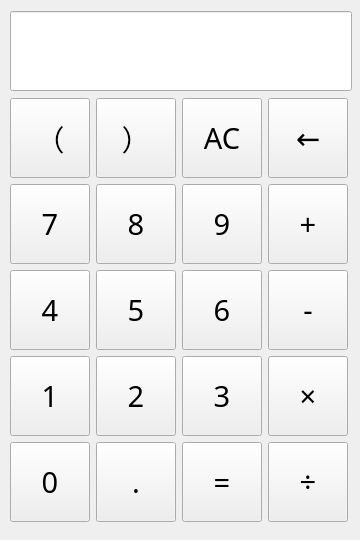
Old version of the form widget.ui in the repository songrong526/1.
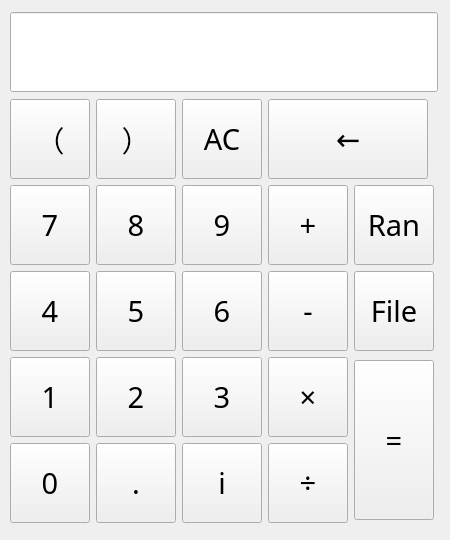
New version of the form.

The edit to the form file:
```diff
--- a/widget.ui
+++ b/widget.ui
@@ -6,19 +6,19 @@
    <rect>
     <x>0</x>
     <y>0</y>
-    <width>360</width>
+    <width>450</width>
     <height>540</height>
    </rect>
   </property>
   <property name="minimumSize">
    <size>
-    <width>360</width>
+    <width>450</width>
     <height>540</height>
    </size>
   </property>
   <property name="maximumSize">
    <size>
-    <width>360</width>
+    <width>450</width>
     <height>540</height>
    </size>
   </property>
@@ -29,8 +29,8 @@
    <property name="geometry">
     <rect>
      <x>10</x>
-     <y>10</y>
-     <width>342</width>
+     <y>11</y>
+     <width>428</width>
      <height>514</height>
     </rect>
    </property>
@@ -134,17 +134,17 @@
         </property>
        </widget>
       </item>
-      <item row="0" column="3">
+      <item row="0" column="3" colspan="2">
        <widget class="QPushButton" name="Delete">
         <property name="minimumSize">
          <size>
-          <width>80</width>
+          <width>160</width>
           <height>80</height>
          </size>
         </property>
         <property name="maximumSize">
          <size>
-          <width>80</width>
+          <width>160</width>
           <height>80</height>
          </size>
         </property>
@@ -259,6 +259,31 @@
         </property>
        </widget>
       </item>
+      <item row="1" column="4">
+       <widget class="QPushButton" name="Random">
+        <property name="minimumSize">
+         <size>
+          <width>80</width>
+          <height>80</height>
+         </size>
+        </property>
+        <property name="maximumSize">
+         <size>
+          <width>80</width>
+          <height>80</height>
+         </size>
+        </property>
+        <property name="font">
+         <font>
+          <family>微软雅黑</family>
+          <pointsize>22</pointsize>
+         </font>
+        </property>
+        <property name="text">
+         <string>Ran</string>
+        </property>
+       </widget>
+      </item>
       <item row="2" column="0">
        <widget class="QPushButton" name="Four">
         <property name="minimumSize">
@@ -359,6 +384,31 @@
         </property>
        </widget>
       </item>
+      <item row="2" column="4">
+       <widget class="QPushButton" name="File">
+        <property name="minimumSize">
+         <size>
+          <width>80</width>
+          <height>80</height>
+         </size>
+        </property>
+        <property name="maximumSize">
+         <size>
+          <width>80</width>
+          <height>80</height>
+         </size>
+        </property>
+        <property name="font">
+         <font>
+          <family>微软雅黑</family>
+          <pointsize>22</pointsize>
+         </font>
+        </property>
+        <property name="text">
+         <string>File</string>
+        </property>
+       </widget>
+      </item>
       <item row="3" column="0">
        <widget class="QPushButton" name="One">
         <property name="minimumSize">
@@ -459,6 +509,31 @@
         </property>
        </widget>
       </item>
+      <item row="3" column="4" rowspan="2">
+       <widget class="QPushButton" name="Equal">
+        <property name="minimumSize">
+         <size>
+          <width>80</width>
+          <height>160</height>
+         </size>
+        </property>
+        <property name="maximumSize">
+         <size>
+          <width>80</width>
+          <height>160</height>
+         </size>
+        </property>
+        <property name="font">
+         <font>
+          <family>微软雅黑</family>
+          <pointsize>22</pointsize>
+         </font>
+        </property>
+        <property name="text">
+         <string>=</string>
+        </property>
+       </widget>
+      </item>
       <item row="4" column="0">
        <widget class="QPushButton" name="Zero">
         <property name="minimumSize">
@@ -510,7 +585,7 @@
        </widget>
       </item>
       <item row="4" column="2">
-       <widget class="QPushButton" name="Equal">
+       <widget class="QPushButton" name="Imaginary_Number">
         <property name="minimumSize">
          <size>
           <width>80</width>
@@ -530,7 +605,7 @@
          </font>
         </property>
         <property name="text">
-         <string>=</string>
+         <string>i</string>
         </property>
        </widget>
       </item>
```
